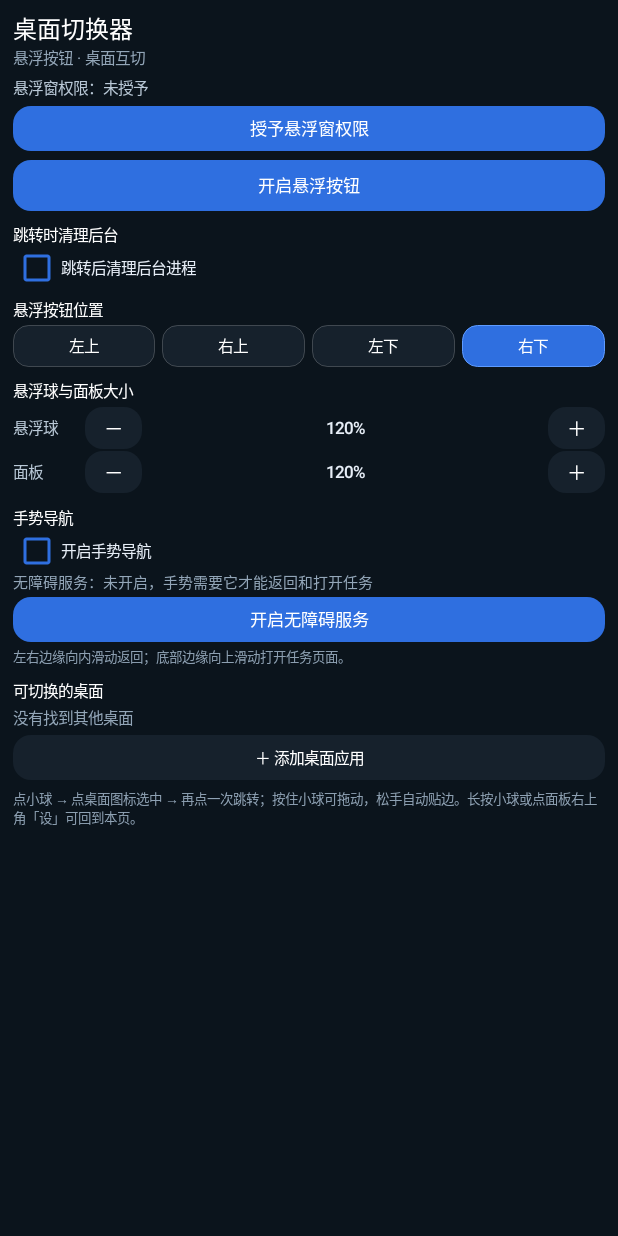
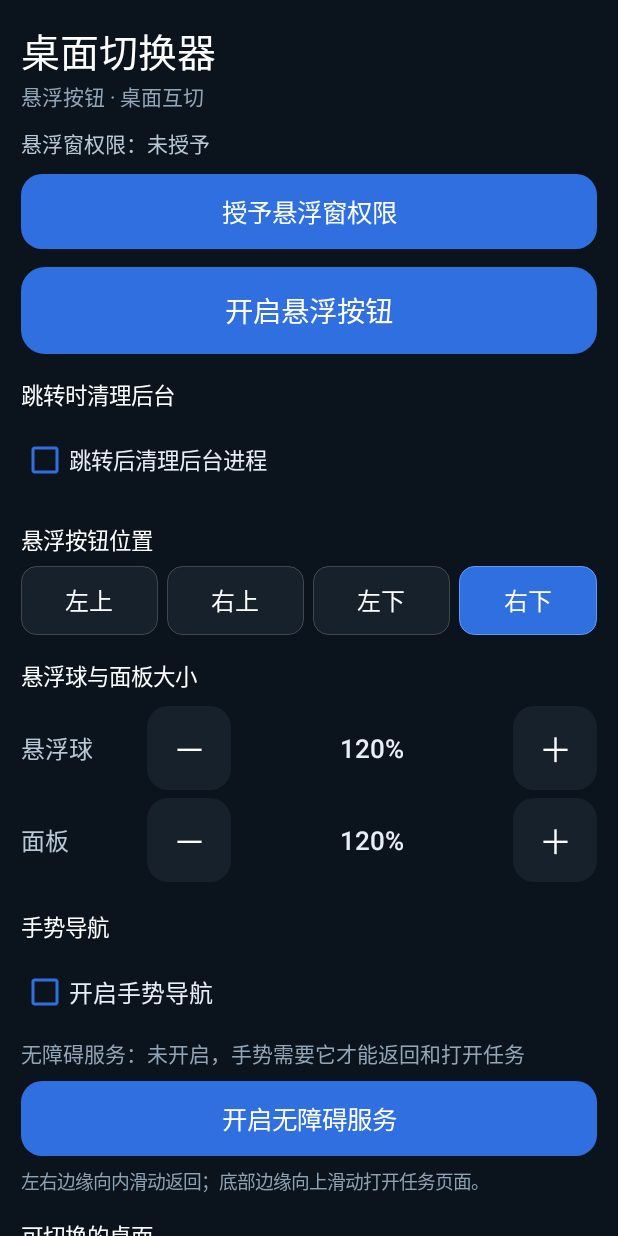
Before and after one commit to Satellite18111/pen-desktop-switcher, an Android app: the screen it shows after launch (MainActivity), on a phone screen of 412 x 824 dp. Run offline under Robolectric (Android 15) with nearby library versions, the phone set to English and light mode, and no system bars.

Commit message:
feat: 设置页字号与按钮全面放大，添加桌面列表加大

```diff
--- a/app/build.gradle.kts
+++ b/app/build.gradle.kts
@@ -20,8 +20,8 @@ android {
         applicationId = "aerial.pen.switcher"
         minSdk = 21
         targetSdk = 28
-        versionCode = 9
-        versionName = "1.7.1"
+        versionCode = 10
+        versionName = "1.7.2"
     }
 
     signingConfigs {
--- a/app/src/main/java/aerial/pen/switcher/MainActivity.kt
+++ b/app/src/main/java/aerial/pen/switcher/MainActivity.kt
@@ -19,6 +19,7 @@ import android.view.Gravity
 import android.view.View
 import android.view.ViewGroup
 import android.widget.CheckBox
+import android.widget.ArrayAdapter
 import android.widget.LinearLayout
 import android.widget.RadioButton
 import android.widget.RadioGroup
@@ -66,34 +67,34 @@ class MainActivity : Activity() {
 
         val column = LinearLayout(this)
         column.orientation = LinearLayout.VERTICAL
-        column.setPadding(dp(9), dp(7), dp(9), dp(8))
+        column.setPadding(dp(14), dp(14), dp(14), dp(20))
         scroller.addView(column, ViewGroup.LayoutParams(-1, -2))
 
-        column.addView(text("桌面切换器", 16f, 0xFFFFFFFF.toInt(), true))
-        column.addView(text("悬浮按钮 · 桌面互切", 10.5f, 0xFF93A6B8.toInt(), false))
+        column.addView(text("桌面切换器", 26f, 0xFFFFFFFF.toInt(), true))
+        column.addView(text("悬浮按钮 · 桌面互切", 14f, 0xFF93A6B8.toInt(), false))
 
-        statusView = text("", 10.5f, 0xFFB9C8D6.toInt(), false)
-        statusView.setPadding(0, dp(5), 0, dp(2))
+        statusView = text("", 14f, 0xFFB9C8D6.toInt(), false)
+        statusView.setPadding(0, dp(10), 0, dp(4))
         column.addView(statusView)
 
-        permissionButton = pill("授予悬浮窗权限", 0xFF2F6FE0.toInt(), dp(30))
+        permissionButton = pill("授予悬浮窗权限", 0xFF2F6FE0.toInt(), dp(54), 17f)
         permissionButton.setOnClickListener { openOverlaySettings() }
-        column.addView(permissionButton, LinearLayout.LayoutParams(-1, dp(30)).apply {
-            topMargin = dp(3)
+        column.addView(permissionButton, LinearLayout.LayoutParams(-1, dp(50)).apply {
+            topMargin = dp(6)
         })
 
-        toggle = pill("开启悬浮按钮", 0xFF2F6FE0.toInt(), dp(34))
+        toggle = pill("开启悬浮按钮", 0xFF2F6FE0.toInt(), dp(62), 19f)
         toggle.typeface = Typeface.create("sans-serif-medium", Typeface.NORMAL)
         toggle.setOnClickListener { toggleService() }
-        column.addView(toggle, LinearLayout.LayoutParams(-1, dp(34)).apply {
-            topMargin = dp(6)
+        column.addView(toggle, LinearLayout.LayoutParams(-1, dp(58)).apply {
+            topMargin = dp(12)
         })
 
         column.addView(section("跳转时清理后台"))
         val killCheck = CheckBox(this)
         killCheck.text = "跳转后清理后台进程"
         killCheck.setTextColor(0xFFE7EEF7.toInt())
-        killCheck.setTextSize(TypedValue.COMPLEX_UNIT_SP, 10.5f)
+        killCheck.setTextSize(TypedValue.COMPLEX_UNIT_SP, 15f)
         killCheck.isChecked = prefs.getBoolean(Prefs.KEY_KILL, false)
         killCheck.buttonTintList = ColorStateList.valueOf(0xFF2F6FE0.toInt())
         killCheck.setPadding(0, 0, 0, 0)
@@ -104,19 +105,19 @@ class MainActivity : Activity() {
             id = View.generateViewId()
             text = "仅桌面"
             setTextColor(0xFFE7EEF7.toInt())
-            setTextSize(TypedValue.COMPLEX_UNIT_SP, 10f)
+            setTextSize(TypedValue.COMPLEX_UNIT_SP, 15.5f)
             buttonTintList = ColorStateList.valueOf(0xFF2F6FE0.toInt())
-            setPadding(0, 0, dp(12), 0)
+            setPadding(0, 0, dp(16), 0)
         }
         val radioAll = RadioButton(this).apply {
             id = View.generateViewId()
             text = "全部后台"
             setTextColor(0xFFE7EEF7.toInt())
-            setTextSize(TypedValue.COMPLEX_UNIT_SP, 10f)
+            setTextSize(TypedValue.COMPLEX_UNIT_SP, 15.5f)
             buttonTintList = ColorStateList.valueOf(0xFF2F6FE0.toInt())
         }
-        killGroup.addView(radioDesktop, LinearLayout.LayoutParams(-2, dp(24)))
-        killGroup.addView(radioAll, LinearLayout.LayoutParams(-2, dp(24)))
+        killGroup.addView(radioDesktop, LinearLayout.LayoutParams(-2, dp(48)))
+        killGroup.addView(radioAll, LinearLayout.LayoutParams(-2, dp(48)))
 
         val mode = prefs.getInt(Prefs.KEY_KILL_MODE, Prefs.KILL_MODE_DESKTOP)
         killGroup.check(if (mode == Prefs.KILL_MODE_ALL) radioAll.id else radioDesktop.id)
@@ -135,8 +136,8 @@ class MainActivity : Activity() {
                 .apply()
         }
 
-        column.addView(killCheck, LinearLayout.LayoutParams(-1, dp(24)))
-        column.addView(killGroup, LinearLayout.LayoutParams(-1, dp(26)))
+        column.addView(killCheck, LinearLayout.LayoutParams(-1, dp(52)))
+        column.addView(killGroup, LinearLayout.LayoutParams(-1, dp(48)))
         column.addView(section("悬浮按钮位置"))
 
         val grid = LinearLayout(this)
@@ -149,8 +150,8 @@ class MainActivity : Activity() {
         )
         corners.forEachIndexed { index, item ->
             val button = cornerButton(item.first, item.second)
-            grid.addView(button, LinearLayout.LayoutParams(0, dp(28), 1f).apply {
-                if (index > 0) leftMargin = dp(5)
+            grid.addView(button, LinearLayout.LayoutParams(0, dp(46), 1f).apply {
+                if (index > 0) leftMargin = dp(6)
             })
         }
         column.addView(grid)
@@ -164,7 +165,7 @@ class MainActivity : Activity() {
         gestureCheck = CheckBox(this)
         gestureCheck.text = "开启手势导航"
         gestureCheck.setTextColor(0xFFE7EEF7.toInt())
-        gestureCheck.setTextSize(TypedValue.COMPLEX_UNIT_SP, 10.5f)
+        gestureCheck.setTextSize(TypedValue.COMPLEX_UNIT_SP, 16f)
         gestureCheck.isChecked = prefs.getBoolean(Prefs.KEY_GESTURE, false)
         gestureCheck.buttonTintList = ColorStateList.valueOf(0xFF2F6FE0.toInt())
         gestureCheck.setPadding(0, 0, 0, 0)
@@ -177,25 +178,25 @@ class MainActivity : Activity() {
             syncGestureService()
             refreshGestureUi()
         }
-        column.addView(gestureCheck, LinearLayout.LayoutParams(-1, dp(24)))
+        column.addView(gestureCheck, LinearLayout.LayoutParams(-1, dp(52)))
 
-        gestureStatus = text("", 10f, 0xFF93A6B8.toInt(), false)
-        gestureStatus.setPadding(0, dp(1), 0, 0)
+        gestureStatus = text("", 14f, 0xFF93A6B8.toInt(), false)
+        gestureStatus.setPadding(0, dp(4), 0, 0)
         column.addView(gestureStatus)
 
-        gestureButton = pill("开启无障碍服务", 0xFF2F6FE0.toInt(), dp(30))
+        gestureButton = pill("开启无障碍服务", 0xFF2F6FE0.toInt(), dp(54), 17f)
         gestureButton.setOnClickListener { openAccessibilitySettings() }
-        column.addView(gestureButton, LinearLayout.LayoutParams(-1, dp(30)).apply {
-            topMargin = dp(3)
+        column.addView(gestureButton, LinearLayout.LayoutParams(-1, dp(50)).apply {
+            topMargin = dp(8)
         })
 
         column.addView(
             text(
                 "左右边缘向内滑动返回；底部边缘向上滑动打开任务页面。",
-                9f,
+                12.5f,
                 0xFF8FA2B4.toInt(),
                 false,
-            ).apply { setPadding(0, dp(3), 0, 0) },
+            ).apply { setPadding(0, dp(8), 0, 0) },
         )
 
         column.addView(section("可切换的桌面"))
@@ -207,17 +208,17 @@ class MainActivity : Activity() {
         val all = Desktops.load(this)
         val chosen = prefs.getStringSet(Prefs.KEY_TARGETS, null)
         if (all.isEmpty()) {
-            targets.addView(text("没有找到其他桌面", 10.5f, 0xFF93A6B8.toInt(), false))
+            targets.addView(text("没有找到其他桌面", 14f, 0xFF93A6B8.toInt(), false))
         }
         all.forEach { target ->
             val check = CheckBox(this)
             check.text = target.label
             check.setTextColor(0xFFE7EEF7.toInt())
-            check.setTextSize(TypedValue.COMPLEX_UNIT_SP, 10.5f)
+            check.setTextSize(TypedValue.COMPLEX_UNIT_SP, 16f)
             check.isChecked = chosen == null || chosen.contains(target.key)
             check.tag = target.key
             check.buttonTintList = ColorStateList.valueOf(0xFF2F6FE0.toInt())
-            check.setPadding(0, dp(1), 0, dp(1))
+            check.setPadding(0, 0, 0, 0)
             check.setOnCheckedChangeListener { _, _ -> saveTargets() }
             check.setOnLongClickListener {
                 val custom = prefs.getStringSet(Prefs.KEY_EXTRA_TARGETS, emptySet()) ?: emptySet()
@@ -231,14 +232,13 @@ class MainActivity : Activity() {
                 }
                 true
             }
-            targets.addView(check, LinearLayout.LayoutParams(-1, dp(26)))
+            targets.addView(check, LinearLayout.LayoutParams(-1, dp(52)))
         }
 
-        val addTarget = pill("＋ 添加桌面应用", 0xFF16212C.toInt(), dp(30))
-        addTarget.setTextSize(TypedValue.COMPLEX_UNIT_SP, 10.5f)
+        val addTarget = pill("＋ 添加桌面应用", 0xFF16212C.toInt(), dp(54), 16f)
         addTarget.setOnClickListener { showAddTargetDialog() }
-        targets.addView(addTarget, LinearLayout.LayoutParams(-1, dp(30)).apply {
-            topMargin = dp(4)
+        targets.addView(addTarget, LinearLayout.LayoutParams(-1, dp(54)).apply {
+            topMargin = dp(8)
         })
 
 
@@ -246,18 +246,17 @@ class MainActivity : Activity() {
         column.addView(
             text(
                 "点小球 → 点桌面图标选中 → 再点一次跳转；按住小球可拖动，松手自动贴边。长按小球或点面板右上角「设」可回到本页。",
-                9f,
+                12.5f,
                 0xFF8FA2B4.toInt(),
                 false,
-            ).apply { setPadding(0, dp(6), 0, 0) },
+            ).apply { setPadding(0, dp(12), 0, 0) },
         )
 
         setContentView(scroller)
     }
 
     private fun cornerButton(label: String, corner: Int): TextView {
-        val button = pill(label, 0xFF16212C.toInt(), dp(28))
-        button.setTextSize(TypedValue.COMPLEX_UNIT_SP, 10.5f)
+        val button = pill(label, 0xFF16212C.toInt(), dp(52), 16f)
         button.tag = corner
         cornerButtons.add(button)
         button.setOnClickListener {
@@ -276,27 +275,25 @@ class MainActivity : Activity() {
         val row = LinearLayout(this)
         row.orientation = LinearLayout.HORIZONTAL
         row.gravity = Gravity.CENTER_VERTICAL
-        row.setPadding(0, dp(1), 0, dp(1))
+        row.setPadding(0, dp(3), 0, dp(3))
 
-        val name = text(title, 10.5f, 0xFFB9C8D6.toInt(), false)
+        val name = text(title, 16f, 0xFFB9C8D6.toInt(), false)
         name.gravity = Gravity.CENTER_VERTICAL
 
-        val minus = pill("－", 0xFF16212C.toInt(), dp(28))
-        minus.setTextSize(TypedValue.COMPLEX_UNIT_SP, 13f)
+        val minus = pill("－", 0xFF16212C.toInt(), dp(56), 22f)
         minus.setOnClickListener { changeScale(key, -0.1f) }
 
-        val percent = text("", 11f, 0xFFE7EEF7.toInt(), true)
+        val percent = text("", 17.5f, 0xFFE7EEF7.toInt(), true)
         percent.gravity = Gravity.CENTER
         scaleLabels.add(key to percent)
 
-        val plus = pill("＋", 0xFF16212C.toInt(), dp(28))
-        plus.setTextSize(TypedValue.COMPLEX_UNIT_SP, 13f)
+        val plus = pill("＋", 0xFF16212C.toInt(), dp(56), 22f)
         plus.setOnClickListener { changeScale(key, 0.1f) }
 
-        row.addView(name, LinearLayout.LayoutParams(dp(48), dp(28)))
-        row.addView(minus, LinearLayout.LayoutParams(dp(38), dp(28)))
-        row.addView(percent, LinearLayout.LayoutParams(0, dp(28), 1f))
-        row.addView(plus, LinearLayout.LayoutParams(dp(38), dp(28)))
+        row.addView(name, LinearLayout.LayoutParams(dp(84), dp(56)))
+        row.addView(minus, LinearLayout.LayoutParams(dp(56), dp(56)))
+        row.addView(percent, LinearLayout.LayoutParams(0, dp(56), 1f))
+        row.addView(plus, LinearLayout.LayoutParams(dp(56), dp(56)))
         return row
     }
 
@@ -351,7 +348,7 @@ class MainActivity : Activity() {
         val enabled = prefs.getBoolean(Prefs.KEY_ENABLED, false)
         toggle.text = if (enabled) "关闭悬浮按钮" else "开启悬浮按钮"
         toggle.background = GradientDrawable().apply {
-            cornerRadius = dp(12).toFloat()
+            cornerRadius = dp(16).toFloat()
             setColor(if (enabled) 0xFF8A3B3B.toInt() else 0xFF2F6FE0.toInt())
         }
         updateCornerStyles()
@@ -416,9 +413,26 @@ class MainActivity : Activity() {
         }
 
         val names = options.map { "${it.label}\n${it.pkg}" }
+        val adapter = object : ArrayAdapter<String>(
+            this,
+            android.R.layout.simple_list_item_1,
+            names,
+        ) {
+            override fun getView(position: Int, convertView: View?, parent: ViewGroup): View {
+                val view = super.getView(position, convertView, parent)
+                (view as TextView).apply {
+                    setTextSize(TypedValue.COMPLEX_UNIT_SP, 15f)
+                    setTextColor(0xFFE7EEF7.toInt())
+                    gravity = Gravity.CENTER_VERTICAL
+                    minHeight = dp(58)
+                    setPadding(dp(14), dp(8), dp(14), dp(8))
+                }
+                return view
+            }
+        }
         AlertDialog.Builder(this)
             .setTitle("添加为可切换桌面")
-            .setItems(names.toTypedArray()) { _, which ->
+            .setAdapter(adapter) { _, which ->
                 val option = options[which]
                 val set = prefs.getStringSet(Prefs.KEY_EXTRA_TARGETS, emptySet())?.toMutableSet()
                     ?: mutableSetOf()
@@ -506,8 +520,8 @@ class MainActivity : Activity() {
     }
 
     private fun section(title: String): TextView {
-        val view = text(title, 10.5f, 0xFFFFFFFF.toInt(), true)
-        view.setPadding(0, dp(8), 0, dp(3))
+        val view = text(title, 15f, 0xFFFFFFFF.toInt(), true)
+        view.setPadding(0, dp(16), 0, dp(6))
         return view
     }
 
@@ -520,15 +534,15 @@ class MainActivity : Activity() {
         return view
     }
 
-    private fun pill(label: String, color: Int, height: Int): TextView {
+    private fun pill(label: String, color: Int, height: Int, textSize: Float = 16f): TextView {
         val view = TextView(this)
         view.text = label
         view.setTextColor(Color.WHITE)
-        view.setTextSize(TypedValue.COMPLEX_UNIT_SP, 11.5f)
+        view.setTextSize(TypedValue.COMPLEX_UNIT_SP, textSize)
         view.gravity = Gravity.CENTER
         view.isClickable = true
         view.background = GradientDrawable().apply {
-            cornerRadius = dp(12).toFloat()
+            cornerRadius = dp(14).toFloat()
             setColor(color)
         }
         view.layoutParams = LinearLayout.LayoutParams(-1, height)
```
